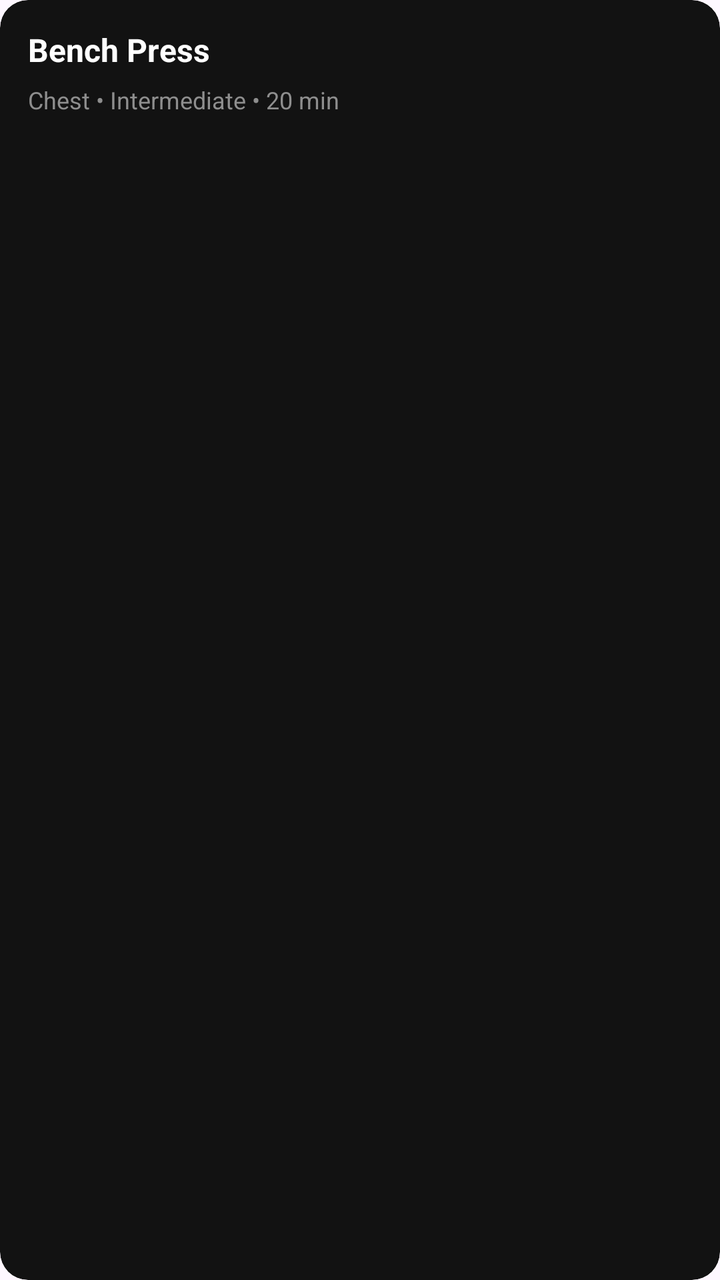
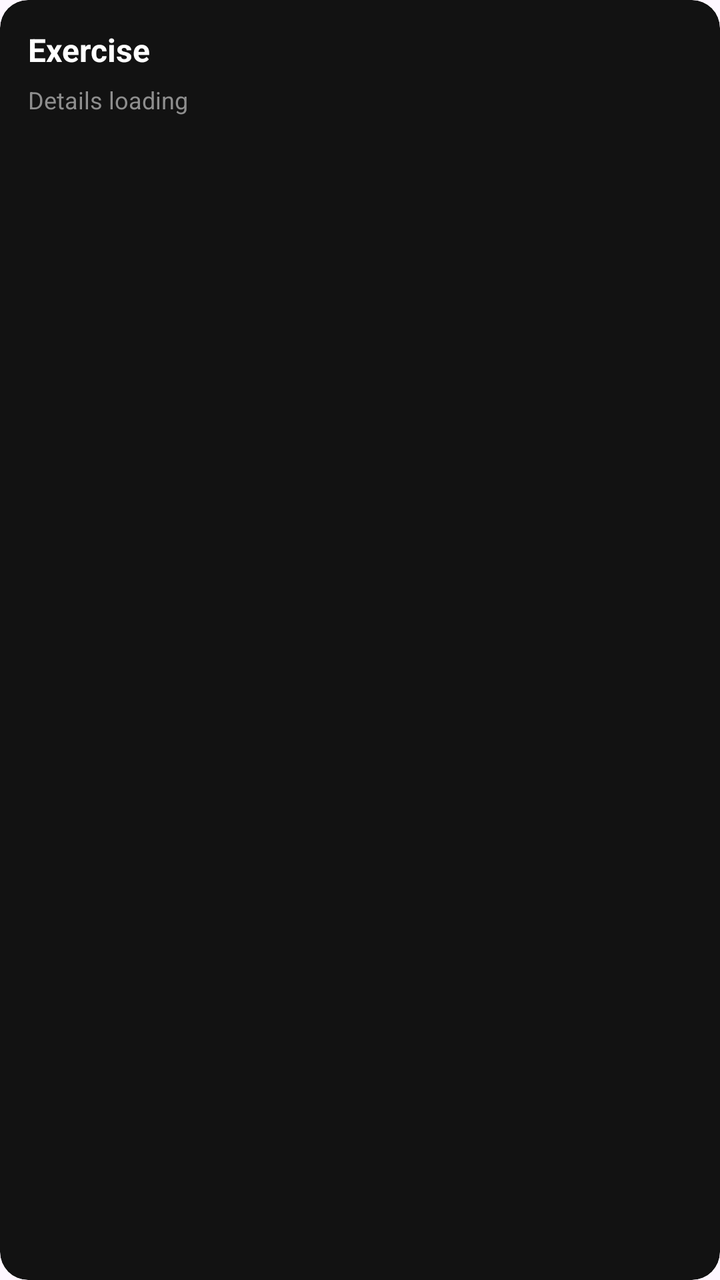

Before-and-after screenshots of an Android layout around one commit, followed by the original layout XML and the change that was made.
<!-- AndroidManifest.xml: application theme Theme.ProFitness -->
<!-- res/layout/item_exercise_row.xml -->
<?xml version="1.0" encoding="utf-8"?>
<com.google.android.material.card.MaterialCardView xmlns:android="http://schemas.android.com/apk/res/android"
    xmlns:app="http://schemas.android.com/apk/res-auto"
    android:layout_width="match_parent"
    android:layout_height="wrap_content"
    android:layout_marginBottom="12dp"
    app:cardBackgroundColor="@color/card_bg"
    app:cardCornerRadius="14dp"
    app:strokeWidth="0dp">

    <LinearLayout
        android:layout_width="match_parent"
        android:layout_height="wrap_content"
        android:orientation="vertical"
        android:padding="14dp">

        <TextView
            android:id="@+id/tv_name"
            android:layout_width="wrap_content"
            android:layout_height="wrap_content"
            android:text="Bench Press"
            android:textColor="@android:color/white"
            android:textSize="16sp"
            android:textStyle="bold" />

        <TextView
            android:id="@+id/tv_meta"
            android:layout_width="wrap_content"
            android:layout_height="wrap_content"
            android:layout_marginTop="6dp"
            android:text="Chest • Intermediate • 20 min"
            android:textColor="@color/text_gray"
            android:textSize="12sp" />
    </LinearLayout>

</com.google.android.material.card.MaterialCardView>
<!-- resources referenced by this layout -->
<resources>
  <color name="card_bg">#121212</color>
  <color name="text_gray">#8E8E8E</color>
  <style name="Theme.ProFitness" parent="android:Theme.Material.Light.NoActionBar" />
</resources>

<!-- the commit's change to res/layout/item_exercise_row.xml (unified diff, before → after) -->
@@ -18,7 +18,7 @@
             android:id="@+id/tv_name"
             android:layout_width="wrap_content"
             android:layout_height="wrap_content"
-            android:text="Bench Press"
+            android:text="Exercise"
             android:textColor="@android:color/white"
             android:textSize="16sp"
             android:textStyle="bold" />
@@ -28,7 +28,7 @@
             android:layout_width="wrap_content"
             android:layout_height="wrap_content"
             android:layout_marginTop="6dp"
-            android:text="Chest • Intermediate • 20 min"
+            android:text="Details loading"
             android:textColor="@color/text_gray"
             android:textSize="12sp" />
     </LinearLayout>
